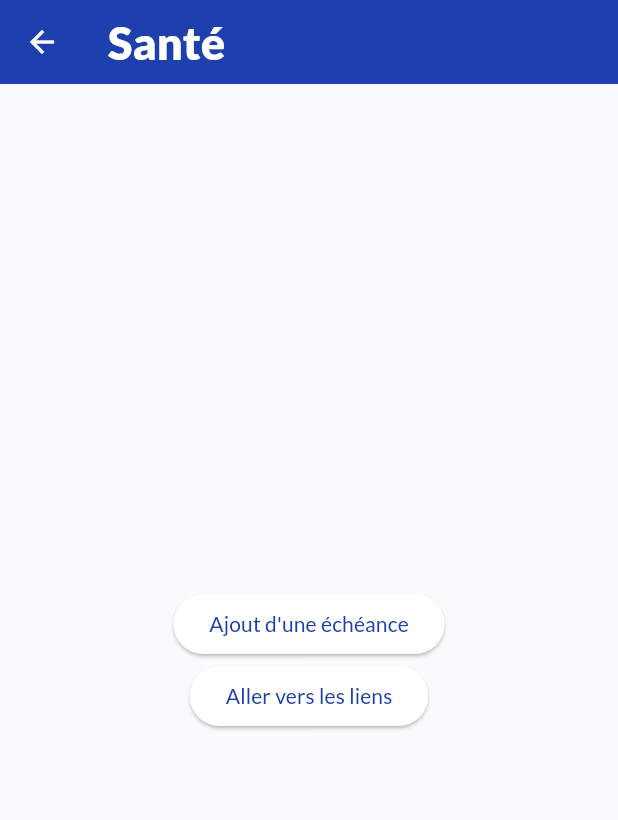
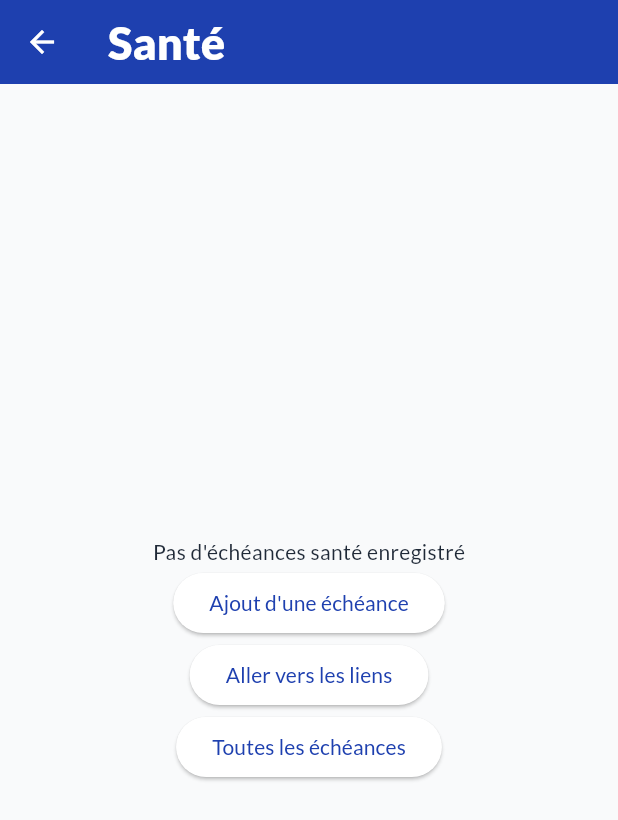
Before and after one commit to Alerwann/planeance, a Flutter app: the ChoiceDirectoryEcheance screen opened directly, after a tap on "Santé", on a phone screen of 412 x 824 dp. Shown: the top 820 px of the screen. Run offline on Flutter 3.47's test engine with Material 3 defaults, Android fonts, the phone set to English and light mode, and no system bars; our stand-ins replace hive, hive_flutter, stylish_bottom_bar; accounts and stored records are empty.

Commit message:
feat: Add `AllEcheance` page and `CardEcheance` widget, update `EcheanceModel` with `categoryId`, and refactor directory navigation.

```diff
--- a/lib/data/models/directory/directory_model.dart
+++ b/lib/data/models/directory/directory_model.dart
@@ -3,7 +3,7 @@ import 'package:hive/hive.dart';
 part 'directory_model.g.dart';
 
 @HiveType(typeId: 2)
-class DirectoryModel {
+class DirectoryModel extends HiveObject{
   @HiveField(0)
   final int id;
 
--- a/lib/data/models/echeance/echeance_model.dart
+++ b/lib/data/models/echeance/echeance_model.dart
@@ -22,6 +22,9 @@ class EcheanceModel extends HiveObject {
   @HiveField(5)
   final String? description;
 
+  @HiveField(6)
+  final String categoryId;
+
   EcheanceModel({
     required this.echeanceName,
     required this.beginDate,
@@ -29,5 +32,6 @@ class EcheanceModel extends HiveObject {
     required this.category,
     this.subType,
     this.description,
+    required this.categoryId,
   });
 }
--- a/lib/pages/all_type_echeances/choice_directory_echeance.dart
+++ b/lib/pages/all_type_echeances/choice_directory_echeance.dart
@@ -1,5 +1,4 @@
 import 'package:flutter/material.dart';
-import 'package:planeance/data/constant.dart';
 import 'package:planeance/planeance.dart';
 import 'package:planeance/widget/alerte_dialogue/alert_dialogue_directory.dart';
 import 'package:planeance/widget/alerte_dialogue/alerte_delete.dart';
@@ -48,7 +47,7 @@ class _ChoiceDirectoryEcheanceState extends State<ChoiceDirectoryEcheance> {
                       ),
                     );
                   },
-                  onLongPress: () =>AlerteDelete.showDeleteDialog (index,context,Constant.typeDirectory),
+                  onLongPress: () =>AlerteDelete.showDeleteDialog (dossier, null, context),
                   borderRadius: BorderRadius.circular(20),
                   child: Stack(
                     alignment: Alignment.center,
@@ -79,7 +78,7 @@ class _ChoiceDirectoryEcheanceState extends State<ChoiceDirectoryEcheance> {
                         child: IconButton(
                           icon: Icon(Icons.delete, color: Colors.red),
                           onPressed: () =>
-                              AlerteDelete.showDeleteDialog(index,context,Constant.typeDirectory)
+                              AlerteDelete.showDeleteDialog( dossier,null, context)
                         ),
                       ),
                     ],
--- a/lib/pages/all_type_echeances/health/health_home.dart
+++ b/lib/pages/all_type_echeances/health/health_home.dart
@@ -1,5 +1,9 @@
+import 'package:flutter/foundation.dart';
 import 'package:flutter/material.dart';
-import 'package:planeance/pages/all_type_echeances/health/links_health_utils.dart';
+import 'package:planeance/pages/all_type_echeances/health/all_echeance.dart';
+import 'package:planeance/planeance.dart';
+import 'package:planeance/widget/card_modif_delete.dart';
+import 'package:provider/provider.dart';
 
 class HealthHome extends StatefulWidget {
   const HealthHome({super.key});
@@ -13,10 +17,27 @@ class _HealthHomeState extends State<HealthHome> {
   Widget build(BuildContext context) {
     return Scaffold(
       appBar: AppBar(title: Text("Santé")),
-      body: Center(
+      body: Consumer<EcheanceProvider>(
+        builder: (context, echeanceP, _) {
+          final echeancesList = echeanceP.getCustomListEcheance('health', 3);
+          return Center(
             child: Column(
               mainAxisAlignment: MainAxisAlignment.center,
               children: [
+                echeancesList.isEmpty
+                    ? Text("Pas d'échéances santé enregistré")
+                    : ListView.builder(
+                        shrinkWrap: true,
+                        itemCount: echeancesList.length,
+                        itemBuilder: (context, index) {
+                          final echeance = echeancesList[index];
+                          return Padding(
+                            padding: const EdgeInsets.all(8.0),
+                            child: CardEcheance(echeance: echeance),
+                          );
+                        },
+                      ),
+
                 ElevatedButton(
                   onPressed: () {
                     showDialog(
@@ -32,13 +53,41 @@ class _HealthHomeState extends State<HealthHome> {
                   onPressed: () {
                     Navigator.push(
                       context,
-                  MaterialPageRoute(builder: (context) => LinksHealthUtils()),
+                      MaterialPageRoute(
+                        builder: (context) => LinksHealthUtils(),
+                      ),
                     );
                   },
                   child: Text('Aller vers les liens'),
                 ),
+
+                ElevatedButton(
+                  onPressed: () {
+                    Navigator.push(
+                      context,
+                      MaterialPageRoute(builder: (context) => AllEcheance()),
+                    );
+                  },
+                  child: Text('Toutes les échéances'),
+                ),
+                if (kDebugMode)
+                  TextButton(
+                    onPressed: () async {
+                      final DirectoryProvider directoryP =
+                          Provider.of<DirectoryProvider>(
+                            context,
+                            listen: false,
+                          );
+                      print(directoryP.all[0].key);
+                      print(echeanceP.getEcheanceByType('health')[0].key);
+                      print(echeanceP.getCustomListEcheance('health', 3));
+                    },
+                    child: Text("afficher dans la console"),
+                  ),
               ],
             ),
+          );
+        },
       ),
     );
   }
--- a/lib/pages/create_echeance/create_echeance.dart
+++ b/lib/pages/create_echeance/create_echeance.dart
@@ -199,8 +199,9 @@ class _CreateEcheanceState extends State<CreateEcheance> {
                                   echeanceName: _nameCtrl.text,
                                   beginDate: _beginDate!,
                                   endDate: _endDate!,
-                                  category: selectedDir.categoryId,
+                                  category: selectedDir.name,
                                   subType: _selectedSubType,
+                                  categoryId: selectedDir.categoryId
                                 );
 
                                 final ok = await echeanceP.add(newEcheance);
--- a/lib/planeance.dart
+++ b/lib/planeance.dart
@@ -17,7 +17,7 @@ export 'pages/home/home_shell.dart';
 
 export 'pages/create_echeance/create_echeance.dart';
 
-export 'pages/all_type_echeances/health/handicap/handicap_home.dart';
+
 export 'pages/all_type_echeances/health/health_home.dart';
 export 'pages/all_type_echeances/health/links_health_utils.dart';
 export 'pages/all_type_echeances/bill/bill_home.dart';
--- a/lib/providers/directory_provider.dart
+++ b/lib/providers/directory_provider.dart
@@ -1,9 +1,7 @@
 import 'package:flutter/material.dart';
 import 'package:hive/hive.dart';
 import 'package:planeance/data/constant.dart';
-import 'package:planeance/pages/all_type_echeances/familly/familly_home.dart';
 import 'package:planeance/pages/all_type_echeances/job/job_home.dart';
-import 'package:planeance/pages/all_type_echeances/meeting/meeting_home.dart';
 import 'package:planeance/pages/all_type_echeances/social/social_home.dart';
 import 'package:planeance/pages/all_type_echeances/transport/transport_home.dart';
 import 'package:planeance/planeance.dart';
@@ -69,12 +67,8 @@ class DirectoryProvider extends ChangeNotifier with HiveHelper {
         return JobHome();
       case 'transport':
         return TransportHome();
-      case 'familly':
-        return FamillyHome();
       case 'social':
         return SocialHome();
-      case 'meeting':
-        return MeetingHome();
       default:
         return Homeshell();
     }
--- a/lib/providers/echeance_provider.dart
+++ b/lib/providers/echeance_provider.dart
@@ -4,7 +4,7 @@ import 'package:planeance/data/constant.dart';
 import 'package:planeance/data/models/echeance/echeance_model.dart';
 import 'package:planeance/utils/hive_helper.dart';
 
-/// Provider qui gère les opérations CRUD sur les [EcheanceModel] via Hive.
+/// Provider qui gère les opérationssur les [EcheanceModel] via Hive.
 ///
 /// Ce provider expose les méthodes suivantes :
 /// * [add](cci:1://file:///Volumes/T9/programmation/flutter/echeance_calcul/echeance_calcul/lib/providers/echeance_provider.dart:28:2-30:3) : ajoute une nouvelle échéance.
@@ -93,9 +93,33 @@ class EcheanceProvider extends ChangeNotifier with HiveHelper {
     }).toList();
   }
 
-  /// Récupère toutes les échéances qui prennent fin dans les 7jours.
+  /// Récupère toutes les échances pour une catégorie
   ///
-  /// Retourne 'nul' si aucune échéance n'a été trouvé.
+  /// La catégorie en entrée est identifié par [categoryId]
+  ///
+  ///Retourne 'null' si aucune échéance n'est trouvé
+
+  List<EcheanceModel> getEcheanceByType(String categoryId) {
+    return all.where((echeance) {
+      return categoryId == echeance.categoryId;
+    }).toList();
+  }
+
+  /// Crée une liste de longueur personnalisé pour une catégorie choisi
+  ///
+  /// La catégorie en entrée est identifié par [categoryId] et [nbEcheance] fixe la taille
+  ///
+  ///Retourne 'null' si aucune échéance n'est trouvé
+
+  List<EcheanceModel> getCustomListEcheance(String categoryId, int nbEcheance) {
+    final List<EcheanceModel> allByCat = getEcheanceByType(categoryId);
+
+    if (allByCat.length >= nbEcheance) {
+      return allByCat.sublist(0, nbEcheance);
+    } else {
+      return allByCat;
+    }
+  }
 
   // -----------------------------------------------------------------
   // CRUD – Update
```
Also changed, not shown: lib/pages/all_type_echeances/health/all_echeance.dart (added, +63 -0 lines), lib/pages/all_type_echeances/health/handicap/handicap_home.dart (deleted, +0 -18 lines), lib/pages/home/home.dart (+5 -6 lines), lib/widget/alerte_dialogue/alerte_delete.dart (+31 -19 lines), lib/widget/card_list_title.dart (deleted, +0 -29 lines), lib/widget/card_modif_delete.dart (added, +29 -0 lines), lib/data/models/echeance/echeance_model.g.dart. Lines whose indentation alone changed are shown as unchanged.
